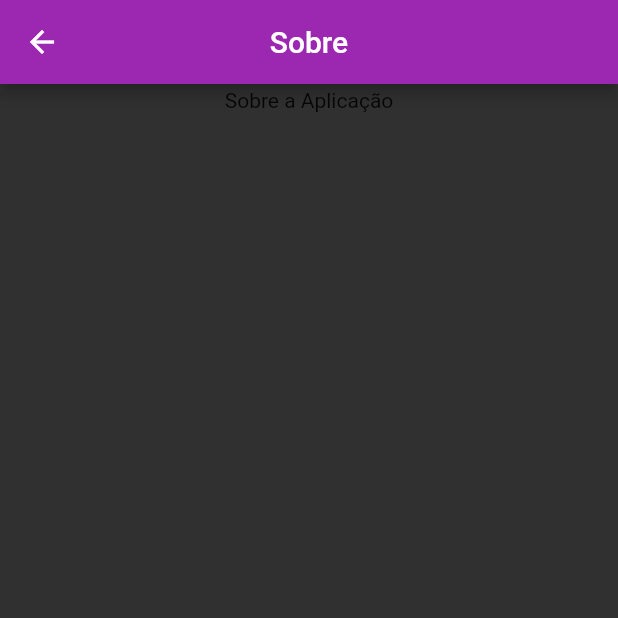
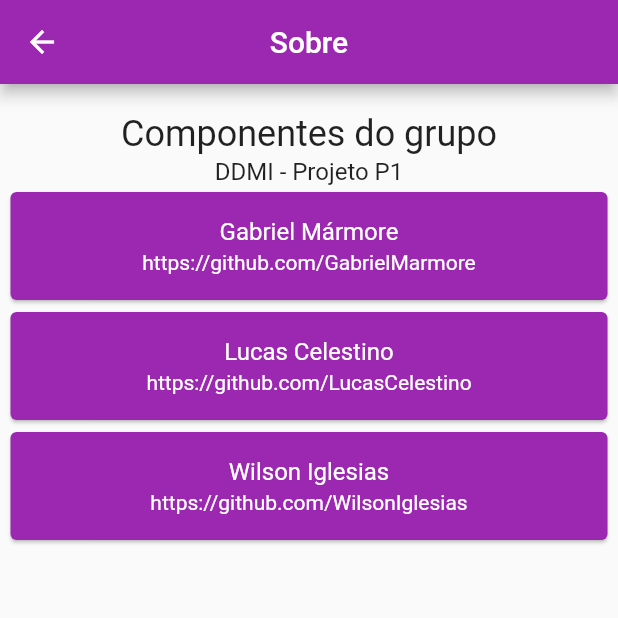
Before and after one commit to GabrielMarmore/Flutter_RPG_dice_roll, a Flutter app: the screen it shows after launch, in the side drawer, after a tap on "Sobre", on a phone screen of 412 x 824 dp, the top half of it. Run offline on Flutter 3.47's test engine with Material 2 defaults, Android fonts, the phone set to English and light mode, and no system bars.

Commit message:
Feature/tela_sobre

```diff
--- a/lib/main.dart
+++ b/lib/main.dart
@@ -1,8 +1,6 @@
 // ignore_for_file: prefer_const_constructors, prefer_const_literals_to_create_immutables
 
 import 'package:flutter/material.dart';
-import 'package:flutter/cupertino.dart';
-import 'package:flutter/services.dart';
 
 import 'dados.dart';
 import 'tela_dados.dart';
--- a/lib/tela_sobre.dart
+++ b/lib/tela_sobre.dart
@@ -11,12 +11,66 @@ class Sobre extends StatelessWidget {
         centerTitle: true,
       ),
       body: Container(
-        color: Colors.grey[850],
         padding: const EdgeInsets.all(3.0),
         alignment: Alignment.center,
         child: Column(
           children: const [
-            Text("Sobre a Aplicação"),
+            Padding(
+              padding: EdgeInsets.fromLTRB(16, 16, 16, 2),
+              child: Text(
+                "Componentes do grupo",
+                style: TextStyle(fontSize: 24),
+              ),
+            ),
+            Text(
+              "DDMI - Projeto P1",
+              style: TextStyle(fontSize: 16),
+            ),
+            Card(
+              child: ListTile(
+                title: Text(
+                  'Gabriel Mármore',
+                  style: TextStyle(color: Colors.white),
+                  textAlign: TextAlign.center,
+                ),
+                subtitle: Text(
+                  "https://github.com/GabrielMarmore",
+                  style: TextStyle(fontSize: 14, color: Colors.white),
+                  textAlign: TextAlign.center,
+                ),
+              ),
+              color: Colors.purple,
+            ),
+            Card(
+              child: ListTile(
+                title: Text(
+                  'Lucas Celestino',
+                  style: TextStyle(color: Colors.white),
+                  textAlign: TextAlign.center,
+                ),
+                subtitle: Text(
+                  "https://github.com/LucasCelestino",
+                  style: TextStyle(fontSize: 14, color: Colors.white),
+                  textAlign: TextAlign.center,
+                ),
+              ),
+              color: Colors.purple,
+            ),
+            Card(
+              child: ListTile(
+                title: Text(
+                  'Wilson Iglesias',
+                  style: TextStyle(color: Colors.white),
+                  textAlign: TextAlign.center,
+                ),
+                subtitle: Text(
+                  "https://github.com/WilsonIglesias",
+                  style: TextStyle(fontSize: 14, color: Colors.white),
+                  textAlign: TextAlign.center,
+                ),
+              ),
+              color: Colors.purple,
+            ),
           ],
         ),
       ),
--- a/pubspec.yaml
+++ b/pubspec.yaml
@@ -35,6 +35,7 @@ dependencies:
   # Use with the CupertinoIcons class for iOS style icons.
   cupertino_icons: ^1.0.2
   font_awesome_flutter: ^10.1.0
+  flutter_linkify: ^5.0.2
 
 dev_dependencies:
   flutter_test:
```
Also changed, not shown: pubspec.lock.
